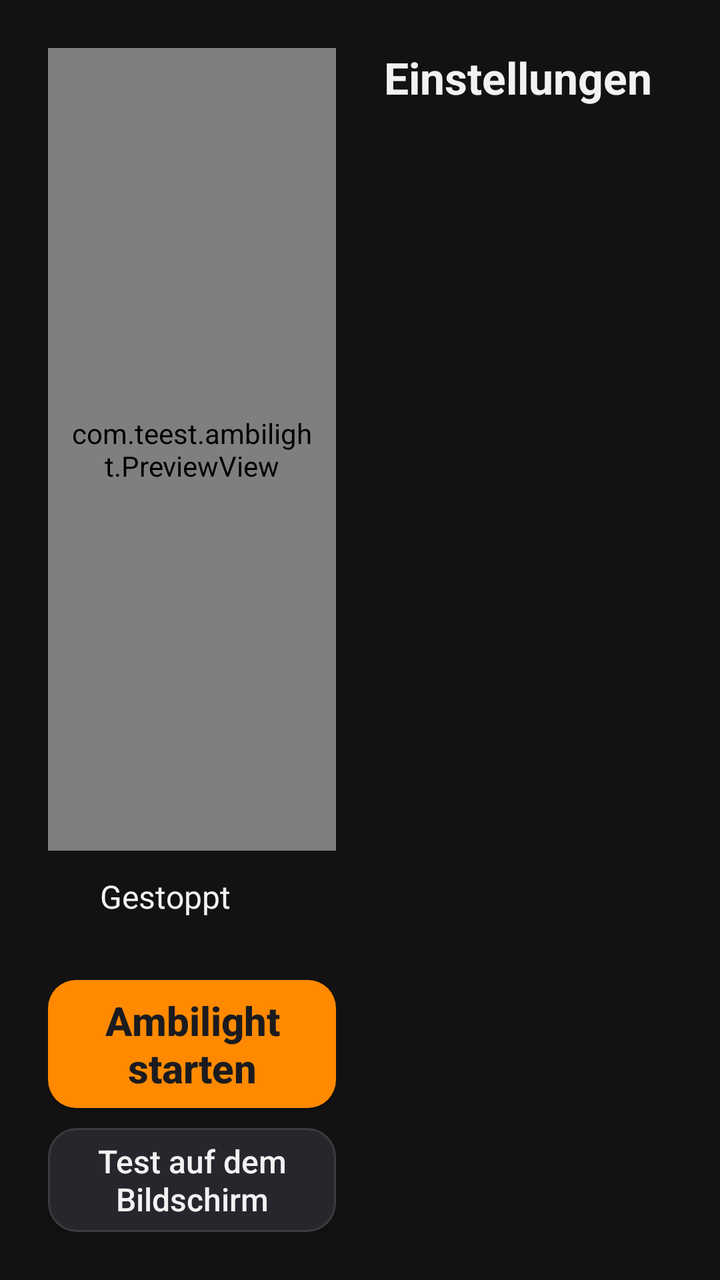
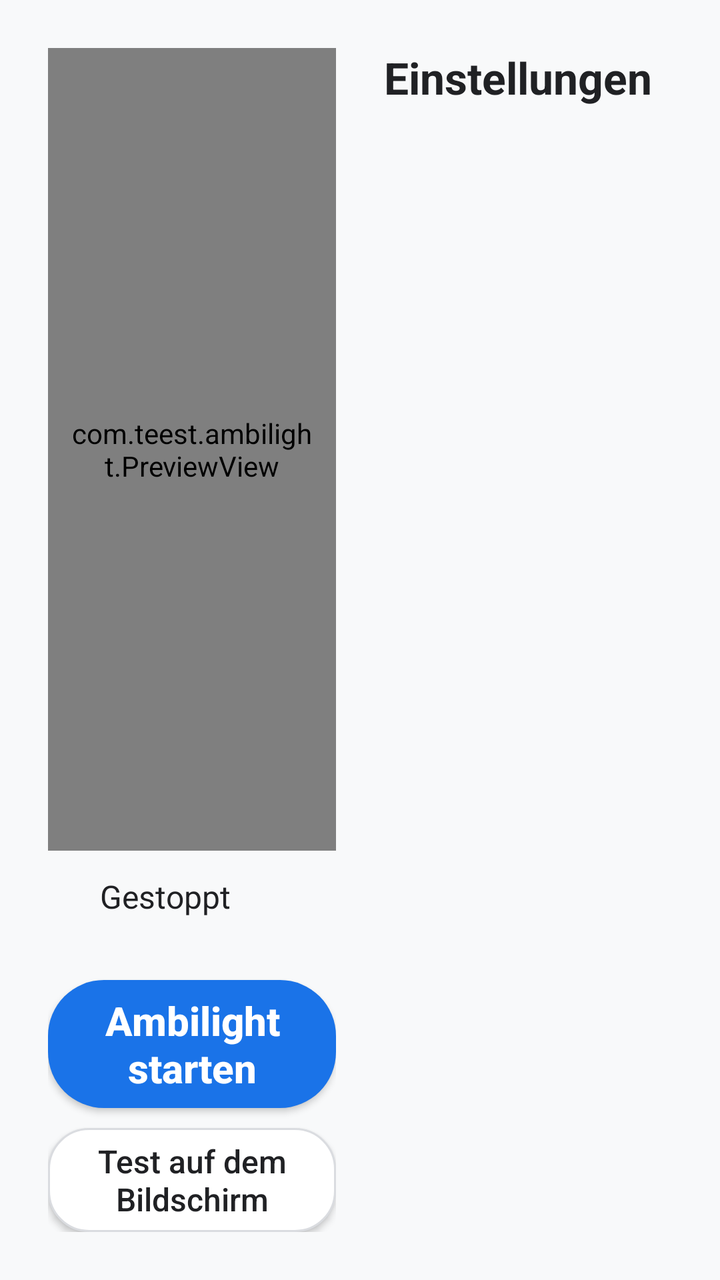

The first picture is an Android layout as it rendered before a commit; the second is the same layout after the commit. The layout source and the unified diff follow.
<!-- AndroidManifest.xml: application theme Theme.Ambilight -->
<!-- res/layout/activity_main.xml -->
<?xml version="1.0" encoding="utf-8"?>
<LinearLayout xmlns:android="http://schemas.android.com/apk/res/android"
    android:layout_width="match_parent"
    android:layout_height="match_parent"
    android:background="#121212"
    android:orientation="horizontal"
    android:padding="24dp">

    <LinearLayout
        android:layout_width="0dp"
        android:layout_height="match_parent"
        android:layout_marginEnd="24dp"
        android:layout_weight="5"
        android:orientation="vertical">

        <com.teest.ambilight.PreviewView
            android:id="@+id/preview"
            android:layout_width="match_parent"
            android:layout_height="0dp"
            android:layout_weight="1"
            android:background="@drawable/card_bg"
            android:padding="10dp" />

        <LinearLayout
            android:layout_width="match_parent"
            android:layout_height="wrap_content"
            android:layout_marginTop="12dp"
            android:layout_marginBottom="12dp"
            android:gravity="center_vertical"
            android:orientation="horizontal">

            <View
                android:id="@+id/statusDot"
                android:layout_width="14dp"
                android:layout_height="14dp"
                android:layout_marginEnd="12dp" />

            <TextView
                android:id="@+id/status"
                android:layout_width="0dp"
                android:layout_height="wrap_content"
                android:layout_weight="1"
                android:minLines="2"
                android:text="Gestoppt"
                android:textColor="#F2F2F2"
                android:textSize="16sp" />
        </LinearLayout>

        <Button
            android:id="@+id/btnToggle"
            android:layout_width="match_parent"
            android:layout_height="64dp"
            android:background="@drawable/btn_primary"
            android:text="Ambilight starten"
            android:textAllCaps="false"
            android:textColor="#1B1B1F"
            android:textSize="20sp"
            android:textStyle="bold" />

        <Button
            android:id="@+id/btnTest"
            android:layout_width="match_parent"
            android:layout_height="52dp"
            android:layout_marginTop="10dp"
            android:background="@drawable/tile_bg"
            android:text="Test auf dem Bildschirm"
            android:textAllCaps="false"
            android:textColor="#F2F2F2"
            android:textSize="16sp" />
    </LinearLayout>

    <LinearLayout
        android:layout_width="0dp"
        android:layout_height="match_parent"
        android:layout_weight="5"
        android:orientation="vertical">

        <LinearLayout
            android:layout_width="match_parent"
            android:layout_height="wrap_content"
            android:layout_marginBottom="12dp"
            android:gravity="center_vertical"
            android:orientation="horizontal">

            <TextView
                android:layout_width="0dp"
                android:layout_height="wrap_content"
                android:layout_weight="1"
                android:text="Einstellungen"
                android:textColor="#F2F2F2"
                android:textSize="22sp"
                android:textStyle="bold" />

            <TextView
                android:id="@+id/versionText"
                android:layout_width="wrap_content"
                android:layout_height="wrap_content"
                android:textColor="#8A8A8F"
                android:textSize="14sp" />
        </LinearLayout>

        <Button
            android:id="@+id/btnUpdate"
            android:layout_width="match_parent"
            android:layout_height="56dp"
            android:layout_marginBottom="8dp"
            android:background="@drawable/btn_primary"
            android:textAllCaps="false"
            android:textColor="#1B1B1F"
            android:textSize="16sp"
            android:textStyle="bold"
            android:visibility="gone" />

        <ScrollView
            android:layout_width="match_parent"
            android:layout_height="0dp"
            android:layout_weight="1"
            android:background="#121212"
            android:clipToPadding="false"
            android:fillViewport="true"
            android:overScrollMode="never"
            android:scrollbars="none">

            <LinearLayout
                android:id="@+id/tiles"
                android:layout_width="match_parent"
                android:layout_height="wrap_content"
                android:background="#121212"
                android:orientation="vertical" />
        </ScrollView>
    </LinearLayout>
</LinearLayout>
<!-- resources referenced by this layout -->
<resources>
  <!-- drawable btn_primary (drawable) -->
  <?xml version="1.0" encoding="utf-8"?>
  <selector xmlns:android="http://schemas.android.com/apk/res/android">
      <item android:state_focused="true">
          <shape android:shape="rectangle">
              <solid android:color="#FFA033" />
              <stroke android:width="3dp" android:color="#FFFFFF" />
              <corners android:radius="14dp" />
          </shape>
      </item>
      <item android:state_pressed="true">
          <shape android:shape="rectangle">
              <solid android:color="#E07800" />
              <corners android:radius="14dp" />
          </shape>
      </item>
      <item>
          <shape android:shape="rectangle">
              <solid android:color="#FF8A00" />
              <corners android:radius="14dp" />
          </shape>
      </item>
  </selector>
  <!-- drawable card_bg (drawable) -->
  <?xml version="1.0" encoding="utf-8"?>
  <shape xmlns:android="http://schemas.android.com/apk/res/android" android:shape="rectangle">
      <solid android:color="#1C1C21" />
      <corners android:radius="16dp" />
  </shape>
  <!-- drawable tile_bg (drawable) -->
  <?xml version="1.0" encoding="utf-8"?>
  <selector xmlns:android="http://schemas.android.com/apk/res/android">
      <item android:state_focused="true">
          <shape android:shape="rectangle">
              <solid android:color="#34343C" />
              <stroke android:width="3dp" android:color="#FF8A00" />
              <corners android:radius="14dp" />
          </shape>
      </item>
      <item android:state_pressed="true">
          <shape android:shape="rectangle">
              <solid android:color="#3A3A42" />
              <corners android:radius="14dp" />
          </shape>
      </item>
      <item>
          <shape android:shape="rectangle">
              <solid android:color="#26262C" />
              <stroke android:width="1dp" android:color="#3A3A42" />
              <corners android:radius="14dp" />
          </shape>
      </item>
  </selector>
  <style name="Theme.Ambilight" parent="Theme.AppCompat.NoActionBar">
          <item name="colorPrimary">#FF8A00</item>
          <item name="colorPrimaryDark">#121212</item>
          <item name="colorAccent">#FF8A00</item>
          <item name="android:windowBackground">#121212</item>
          <item name="android:textColorPrimary">#F2F2F2</item>
          <item name="android:textColorSecondary">#B5B5B5</item>
      </style>
</resources>

<!-- the commit's change to res/layout/activity_main.xml (unified diff, before → after) -->
@@ -2,7 +2,7 @@
 <LinearLayout xmlns:android="http://schemas.android.com/apk/res/android"
     android:layout_width="match_parent"
     android:layout_height="match_parent"
-    android:background="#121212"
+    android:background="@color/bg"
     android:orientation="horizontal"
     android:padding="24dp">
 
@@ -42,22 +42,22 @@
                 android:layout_weight="1"
                 android:minLines="2"
                 android:text="Gestoppt"
-                android:textColor="#F2F2F2"
+                android:textColor="@color/text_primary"
                 android:textSize="16sp" />
         </LinearLayout>
 
-        <Button
+        <androidx.appcompat.widget.AppCompatButton
             android:id="@+id/btnToggle"
             android:layout_width="match_parent"
             android:layout_height="64dp"
             android:background="@drawable/btn_primary"
             android:text="Ambilight starten"
             android:textAllCaps="false"
-            android:textColor="#1B1B1F"
+            android:textColor="@color/on_primary"
             android:textSize="20sp"
             android:textStyle="bold" />
 
-        <Button
+        <androidx.appcompat.widget.AppCompatButton
             android:id="@+id/btnTest"
             android:layout_width="match_parent"
             android:layout_height="52dp"
@@ -65,7 +65,7 @@
             android:background="@drawable/tile_bg"
             android:text="Test auf dem Bildschirm"
             android:textAllCaps="false"
-            android:textColor="#F2F2F2"
+            android:textColor="@color/text_primary"
             android:textSize="16sp" />
     </LinearLayout>
 
@@ -87,7 +87,7 @@
                 android:layout_height="wrap_content"
                 android:layout_weight="1"
                 android:text="Einstellungen"
-                android:textColor="#F2F2F2"
+                android:textColor="@color/text_primary"
                 android:textSize="22sp"
                 android:textStyle="bold" />
 
@@ -95,18 +95,18 @@
                 android:id="@+id/versionText"
                 android:layout_width="wrap_content"
                 android:layout_height="wrap_content"
-                android:textColor="#8A8A8F"
+                android:textColor="@color/text_secondary"
                 android:textSize="14sp" />
         </LinearLayout>
 
-        <Button
+        <androidx.appcompat.widget.AppCompatButton
             android:id="@+id/btnUpdate"
             android:layout_width="match_parent"
             android:layout_height="56dp"
             android:layout_marginBottom="8dp"
             android:background="@drawable/btn_primary"
             android:textAllCaps="false"
-            android:textColor="#1B1B1F"
+            android:textColor="@color/on_primary"
             android:textSize="16sp"
             android:textStyle="bold"
             android:visibility="gone" />
@@ -115,7 +115,7 @@
             android:layout_width="match_parent"
             android:layout_height="0dp"
             android:layout_weight="1"
-            android:background="#121212"
+            android:background="@color/bg"
             android:clipToPadding="false"
             android:fillViewport="true"
             android:overScrollMode="never"
@@ -125,7 +125,7 @@
                 android:id="@+id/tiles"
                 android:layout_width="match_parent"
                 android:layout_height="wrap_content"
-                android:background="#121212"
+                android:background="@color/bg"
                 android:orientation="vertical" />
         </ScrollView>
     </LinearLayout>
<!-- resource entries referenced after the edit -->
@@ -1,65 +1,82 @@
 <!-- resources referenced by this layout -->
 <resources>
+  <color name="bg">#F8F9FA</color>
+  <color name="on_primary">#FFFFFF</color>
+  <color name="text_primary">#202124</color>
+  <color name="text_secondary">#5F6368</color>
   <!-- drawable btn_primary (drawable) -->
   <?xml version="1.0" encoding="utf-8"?>
   <selector xmlns:android="http://schemas.android.com/apk/res/android">
       <item android:state_focused="true">
           <shape android:shape="rectangle">
-              <solid android:color="#FFA033" />
-              <stroke android:width="3dp" android:color="#FFFFFF" />
-              <corners android:radius="14dp" />
+              <solid android:color="@color/primary_pressed" />
+              <stroke android:width="3dp" android:color="@color/focus_ring" />
+              <corners android:radius="28dp" />
           </shape>
       </item>
       <item android:state_pressed="true">
           <shape android:shape="rectangle">
-              <solid android:color="#E07800" />
-              <corners android:radius="14dp" />
+              <solid android:color="@color/primary_pressed" />
+              <corners android:radius="28dp" />
           </shape>
       </item>
       <item>
           <shape android:shape="rectangle">
-              <solid android:color="#FF8A00" />
-              <corners android:radius="14dp" />
+              <solid android:color="@color/primary" />
+              <corners android:radius="28dp" />
           </shape>
       </item>
   </selector>
   <!-- drawable card_bg (drawable) -->
   <?xml version="1.0" encoding="utf-8"?>
   <shape xmlns:android="http://schemas.android.com/apk/res/android" android:shape="rectangle">
-      <solid android:color="#1C1C21" />
-      <corners android:radius="16dp" />
+      <solid android:color="@color/card" />
+      <stroke android:width="1dp" android:color="@color/outline" />
+      <corners android:radius="20dp" />
   </shape>
   <!-- drawable tile_bg (drawable) -->
   <?xml version="1.0" encoding="utf-8"?>
   <selector xmlns:android="http://schemas.android.com/apk/res/android">
       <item android:state_focused="true">
           <shape android:shape="rectangle">
-              <solid android:color="#34343C" />
-              <stroke android:width="3dp" android:color="#FF8A00" />
-              <corners android:radius="14dp" />
+              <solid android:color="@color/card_focus" />
+              <stroke android:width="3dp" android:color="@color/primary" />
+              <corners android:radius="20dp" />
           </shape>
       </item>
       <item android:state_pressed="true">
           <shape android:shape="rectangle">
-              <solid android:color="#3A3A42" />
-              <corners android:radius="14dp" />
+              <solid android:color="@color/card_focus" />
+              <corners android:radius="20dp" />
           </shape>
       </item>
       <item>
           <shape android:shape="rectangle">
-              <solid android:color="#26262C" />
-              <stroke android:width="1dp" android:color="#3A3A42" />
-              <corners android:radius="14dp" />
+              <solid android:color="@color/card" />
+              <stroke android:width="1dp" android:color="@color/outline" />
+              <corners android:radius="20dp" />
           </shape>
       </item>
   </selector>
-  <style name="Theme.Ambilight" parent="Theme.AppCompat.NoActionBar">
-          <item name="colorPrimary">#FF8A00</item>
-          <item name="colorPrimaryDark">#121212</item>
-          <item name="colorAccent">#FF8A00</item>
-          <item name="android:windowBackground">#121212</item>
-          <item name="android:textColorPrimary">#F2F2F2</item>
-          <item name="android:textColorSecondary">#B5B5B5</item>
+  <style name="Theme.Ambilight" parent="Theme.Material3.DayNight.NoActionBar">
+          <item name="colorPrimary">@color/primary</item>
+          <item name="colorOnPrimary">@color/on_primary</item>
+          <item name="colorSurface">@color/card</item>
+          <item name="colorOnSurface">@color/text_primary</item>
+          <item name="colorOnSurfaceVariant">@color/text_secondary</item>
+          <item name="colorOutline">@color/outline</item>
+          <item name="android:colorBackground">@color/bg</item>
+          <item name="android:windowBackground">@color/bg</item>
+          <item name="android:statusBarColor">@color/bg</item>
+          <item name="android:navigationBarColor">@color/bg</item>
+          <item name="android:textColorPrimary">@color/text_primary</item>
+          <item name="android:textColorSecondary">@color/text_secondary</item>
       </style>
+  <color name="primary_pressed">#1557B0</color>
+  <color name="focus_ring">#202124</color>
+  <color name="primary">#1A73E8</color>
+  <color name="card">#FFFFFF</color>
+  <color name="outline">#DADCE0</color>
+  <color name="card_focus">#E8F0FE</color>
 </resources>
 
